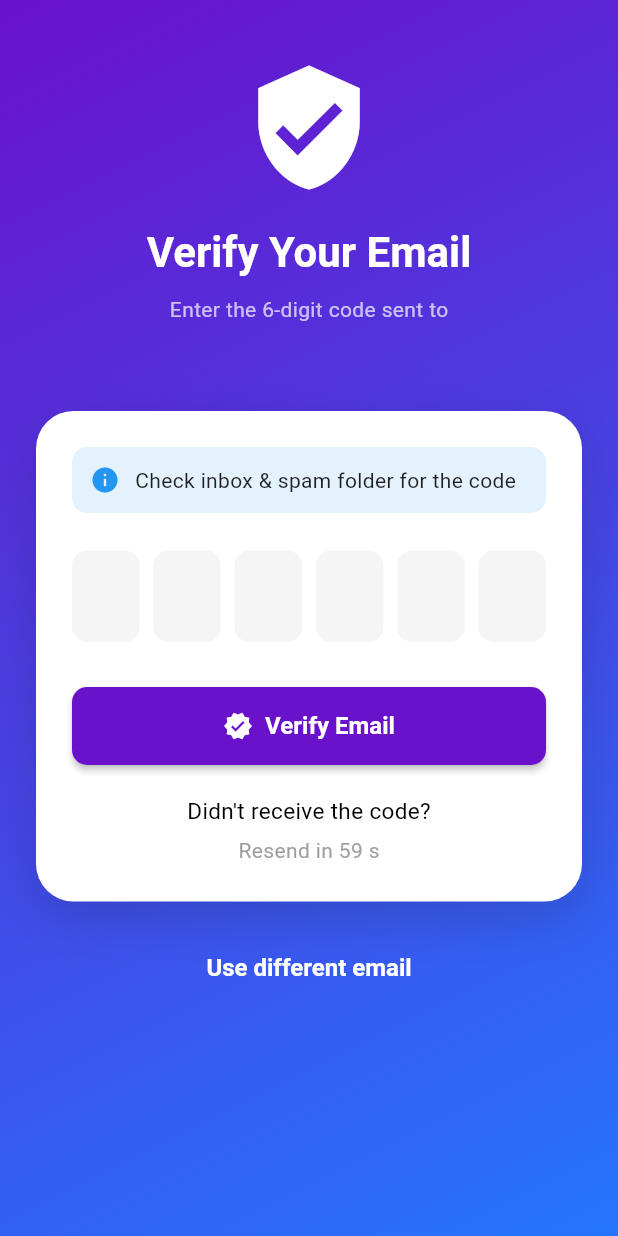
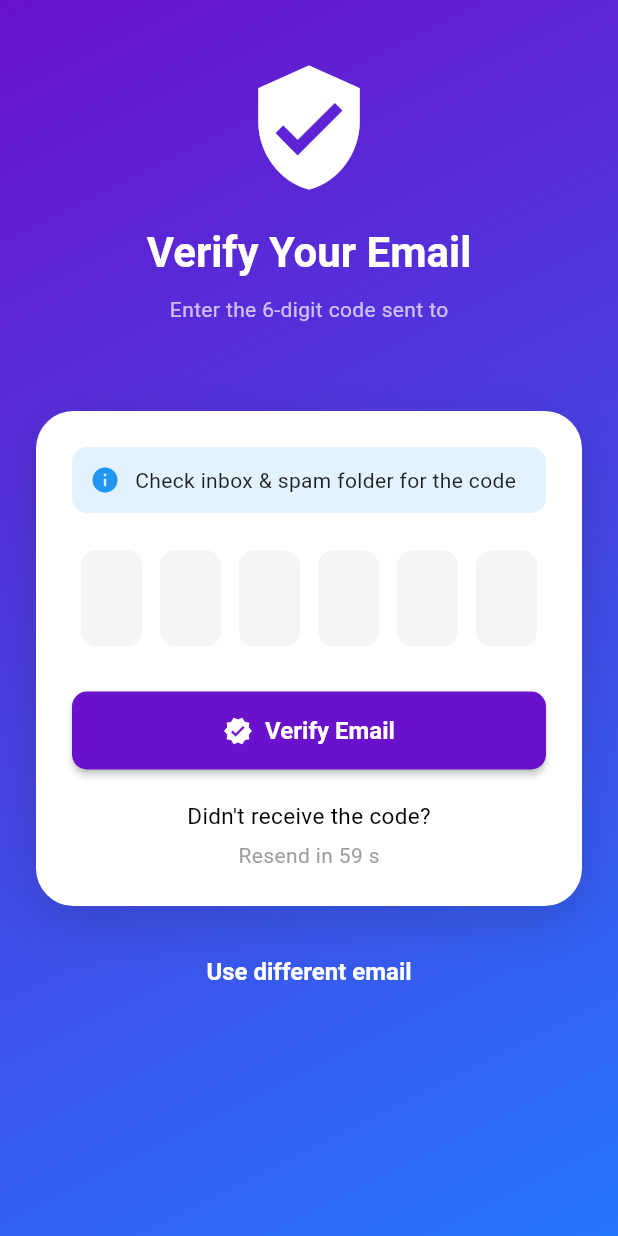
Before and after one commit to BaTh21/whisper-space-bot, a Flutter app: the VerificationScreen screen opened directly with empty values, on a phone screen of 412 x 824 dp. Run offline on Flutter 3.47's test engine with Material 3 defaults, Android fonts, the phone set to English and light mode, and no system bars; our stand-ins replace cached_network_image, chewie, dio, equatable, file_picker, go_router and 7 more; missing offline and left inert: awesome_emoji_picker, dart:ffi, record; accounts and stored records are empty.

Commit message:
update on verification OTP

```diff
--- a/whisper-app/whisper_app/lib/features/auth/presentation/screens/verification_screen.dart
+++ b/whisper-app/whisper_app/lib/features/auth/presentation/screens/verification_screen.dart
@@ -30,17 +30,7 @@ class VerificationScreenState extends State<VerificationScreen> {
   void initState() {
     super.initState();
     _startResendTimer();
-
-    for (int i = 0; i < _controllers.length; i++) {
-      _controllers[i].addListener(() {
-        if (_controllers[i].text.isNotEmpty && i < _controllers.length - 1) {
-          _focusNodes[i + 1].requestFocus();
-        }
-        if (_controllers[i].text.isEmpty && i > 0) {
-          _focusNodes[i - 1].requestFocus();
-        }
-      });
-    }
+    // Removed duplicate focus listeners – only onChanged handles navigation
   }
 
   @override
@@ -317,12 +307,13 @@ class VerificationScreenState extends State<VerificationScreen> {
 
                           const SizedBox(height: 25),
 
-                          // Code input
+                          // ✅ FIXED OTP INPUT – digits fully visible
                           Row(
-                            mainAxisAlignment: MainAxisAlignment.spaceBetween,
+                            mainAxisAlignment: MainAxisAlignment.spaceEvenly,
                             children: List.generate(6, (index) {
-                              return SizedBox(
-                                width: 45,
+                              return Expanded(
+                                child: Padding(
+                                  padding: const EdgeInsets.symmetric(horizontal: 6),
                                   child: TextFormField(
                                     controller: _controllers[index],
                                     focusNode: _focusNodes[index],
@@ -330,7 +321,7 @@ class VerificationScreenState extends State<VerificationScreen> {
                                     keyboardType: TextInputType.number,
                                     maxLength: 1,
                                     style: TextStyle(
-                                    fontSize: 22,
+                                      fontSize: 24,
                                       fontWeight: FontWeight.bold,
                                       color: textColor,
                                     ),
@@ -338,12 +329,17 @@ class VerificationScreenState extends State<VerificationScreen> {
                                       counterText: '',
                                       filled: true,
                                       fillColor: inputFillColor,
+                                      isDense: true,
+                                      contentPadding: const EdgeInsets.symmetric(
+                                        vertical: 14,
+                                        horizontal: 0,
+                                      ),
                                       border: OutlineInputBorder(
-                                      borderRadius: BorderRadius.circular(10),
+                                        borderRadius: BorderRadius.circular(12),
                                         borderSide: BorderSide.none,
                                       ),
                                       focusedBorder: OutlineInputBorder(
-                                      borderRadius: BorderRadius.circular(10),
+                                        borderRadius: BorderRadius.circular(12),
                                         borderSide: const BorderSide(
                                           color: Color(0xFF6A11CB),
                                           width: 2,
@@ -353,11 +349,11 @@ class VerificationScreenState extends State<VerificationScreen> {
                                     onChanged: (value) {
                                       if (value.isNotEmpty && index < 5) {
                                         _focusNodes[index + 1].requestFocus();
-                                    }
-                                    if (value.isEmpty && index > 0) {
+                                      } else if (value.isEmpty && index > 0) {
                                         _focusNodes[index - 1].requestFocus();
                                       }
                                     },
+                                  ),
                                 ),
                               );
                             }),
```
Lines whose indentation alone changed are shown as unchanged.
